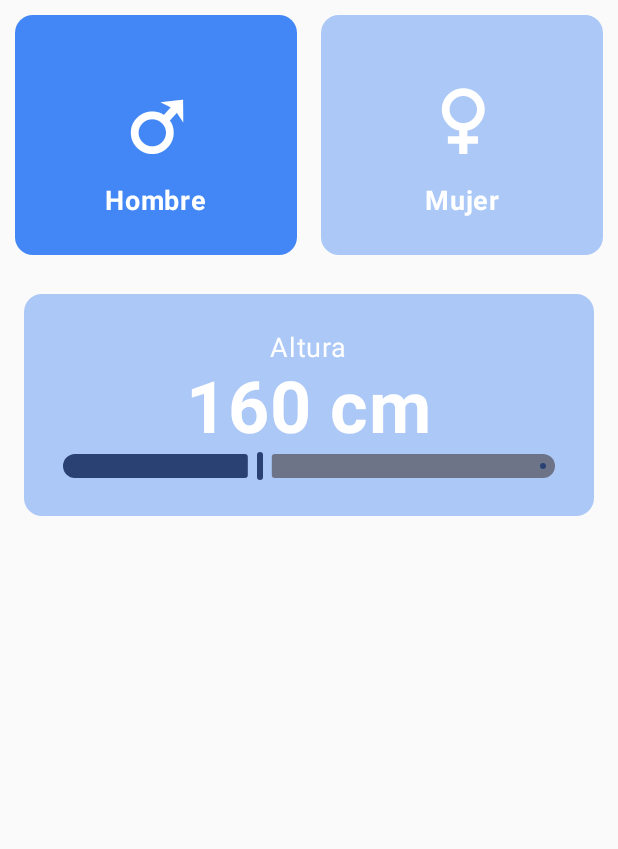
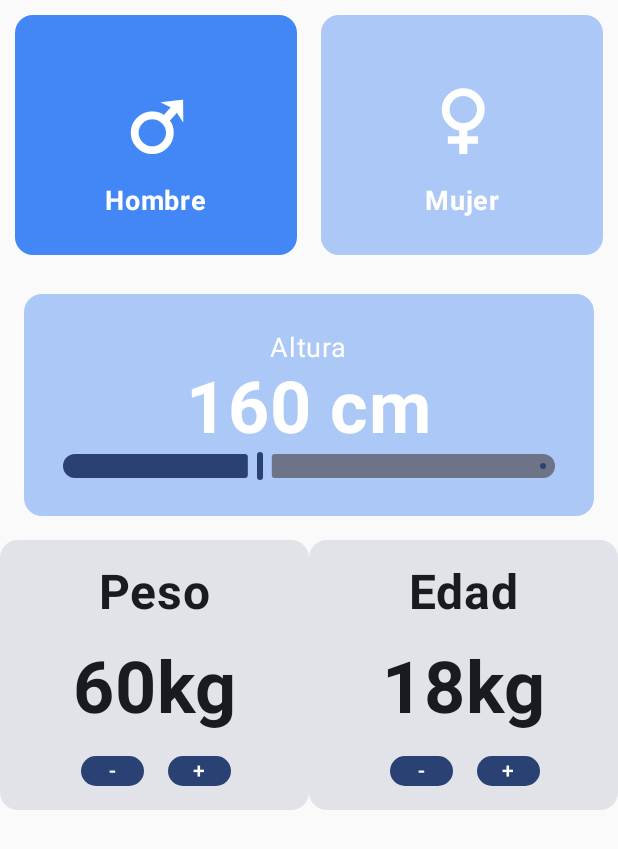
Before and after one commit to programacion-android-clase-encarna/curso-compose-aristidev-clase20262027, an Android app built with Jetpack Compose: the screen it shows after launch (MainActivity), after a tap on "IMC Calculator", on a phone screen of 412 x 824 dp. Shown: the top 849 px of the screen. Run offline under Robolectric (Android 15) with nearby library versions, the phone set to English and light mode, and no system bars; our stand-ins replace Navigation 3.

Commit message:
commit7b-Pag17Version1IMCScreen

```diff
--- a/app/src/main/java/com/example/cursoandroidcompose/composables/features/imc/composables/CounterSelector.kt
+++ b/app/src/main/java/com/example/cursoandroidcompose/composables/features/imc/composables/CounterSelector.kt
@@ -1,12 +1,24 @@
 package com.example.cursoandroidcompose.composables.features.imc.composables
 
+import androidx.compose.foundation.layout.Arrangement
+import androidx.compose.foundation.layout.Column
+import androidx.compose.foundation.layout.PaddingValues
 import androidx.compose.foundation.layout.Row
+import androidx.compose.foundation.layout.fillMaxSize
 import androidx.compose.foundation.layout.fillMaxWidth
 import androidx.compose.foundation.layout.height
+import androidx.compose.foundation.layout.padding
+import androidx.compose.foundation.layout.size
+import androidx.compose.material3.Button
 import androidx.compose.material3.Card
+import androidx.compose.material3.Text
 import androidx.compose.runtime.Composable
+import androidx.compose.ui.Alignment
 import androidx.compose.ui.Modifier
+import androidx.compose.ui.text.font.FontWeight
+import androidx.compose.ui.tooling.preview.Preview
 import androidx.compose.ui.unit.dp
+import androidx.compose.ui.unit.sp
 
 @Composable
 fun CounterSelector(
@@ -18,17 +30,32 @@ fun CounterSelector(
     onMinusWeightSelected: () -> Int
 ) {
     Row(modifier = Modifier.fillMaxWidth()){
-       // CounterCard(title="Peso", value=weight,onPlus={onPlusWeightSelected()},nMinus={onMinusWeightSelected()})
+        CounterCard(modifier = Modifier.weight(1f),title="Peso", value=weight,onPlus={onPlusWeightSelected()},onMinus={onMinusWeightSelected()})
 
-       // CounterCard(title="Edad", value=age,onPlus={onPlusAgeSelected()},nMinus={onMinusAgeSelected()})
+        CounterCard(modifier = Modifier.weight(1f),title="Edad", value=age,onPlus={onPlusAgeSelected()},onMinus={onMinusAgeSelected()})
     }
 
 }
-
+@Preview
 @Composable
-fun CounterCard(modifier:Modifier, title: String, value: Int, onPlus: () -> Int, nMinus: () -> Int) {
+fun CounterCard(modifier:Modifier= Modifier, title: String="PESO", value: Int=90, onPlus: () -> Unit={}, onMinus: () -> Unit={}) {
     Card(modifier.height(180.dp
     )){
-
+        Column(Modifier.fillMaxSize().padding(16.dp),
+            verticalArrangement = Arrangement.spacedBy(16.dp),
+            horizontalAlignment = Alignment.CenterHorizontally){
+            Text(title, fontSize = 32.sp, fontWeight = FontWeight.Bold)
+            Text(value.toString()+"kg", fontSize = 48.sp, fontWeight = FontWeight.Bold)
+            Row(horizontalArrangement = Arrangement.spacedBy(16.dp)) {
+                Button(onClick = {onMinus()},modifier=Modifier.size(42.dp),
+                    contentPadding = PaddingValues(0.dp)) {
+                    Text("-")
+                }
+                Button(onClick = {onPlus()},modifier=Modifier.size(42.dp),
+                    contentPadding = PaddingValues(0.dp)) {
+                    Text("+")
+                }
+            }
+        }
     }
 }
```
